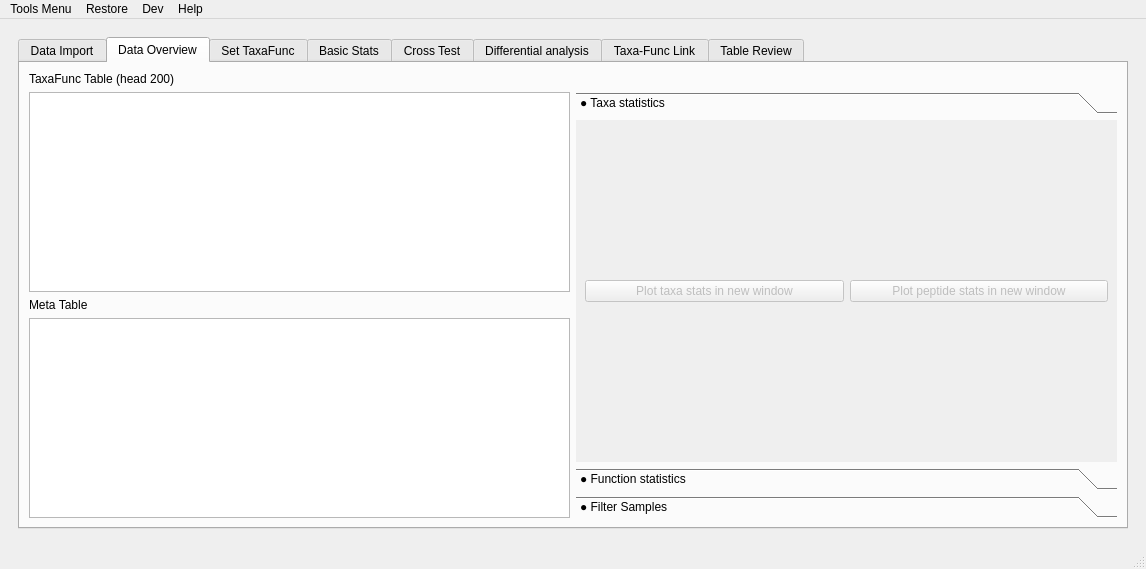
Qt form utils/MetaX_GUI/MainWindow.ui (byemaxx/MetaX) before a commit.
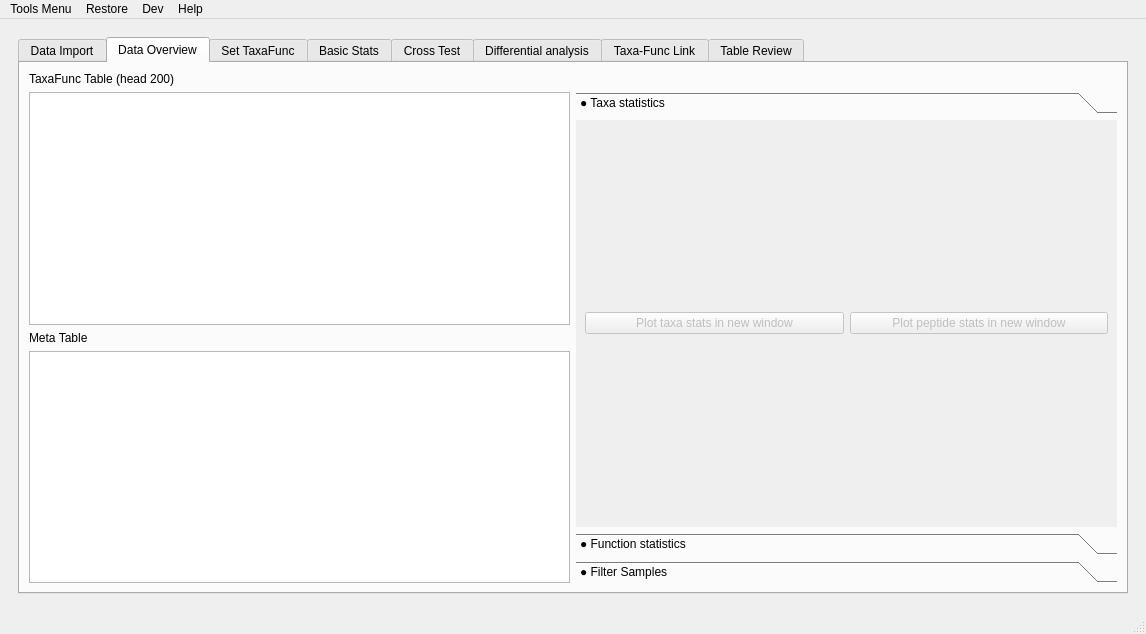
The same form after that commit. The open tabs and pages were chosen to show the change.

Commit message: modify the saved table name to make sure it is valid for windows chcek if the taxon split by '|' when plot the BasicStats get_stats_taxa_level()

The edit to the form file:
```diff
--- a/utils/MetaX_GUI/MainWindow.ui
+++ b/utils/MetaX_GUI/MainWindow.ui
@@ -7,7 +7,7 @@
     <x>0</x>
     <y>0</y>
     <width>1063</width>
-    <height>569</height>
+    <height>634</height>
    </rect>
   </property>
   <property name="sizePolicy">
@@ -239,8 +239,8 @@
                 <rect>
                  <x>0</x>
                  <y>0</y>
-                 <width>498</width>
-                 <height>348</height>
+                 <width>340</width>
+                 <height>49</height>
                 </rect>
                </property>
                <attribute name="label">
```
Left out of the diff: 2 changed lines with no effect on the pictures. The commit also changes 5 other files.
